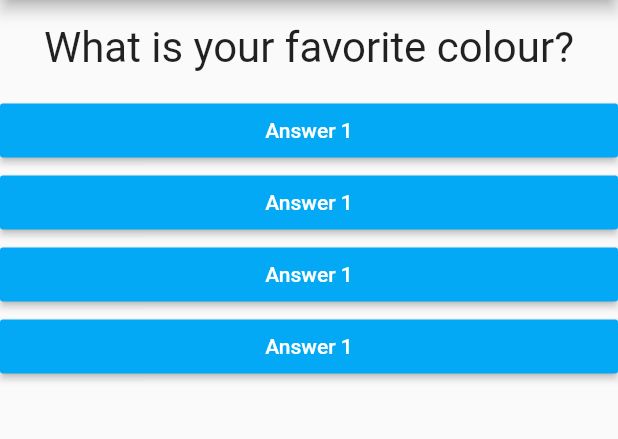
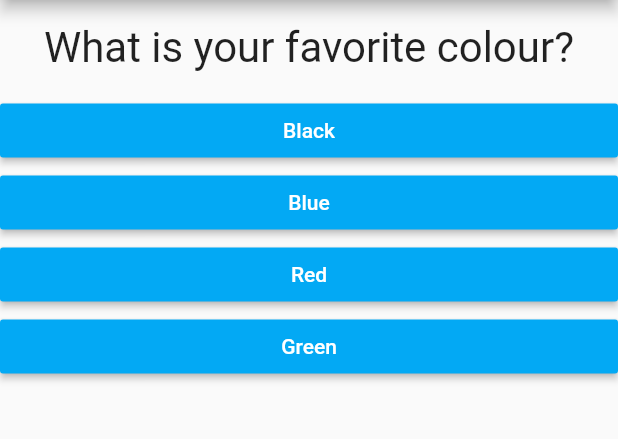
Before and after one commit to Si-D/Flutter, a Flutter app: the screen it shows after launch, on a phone screen of 412 x 824 dp, the part 84-523 px from its top. Run offline on Flutter 3.47's test engine with Material 2 defaults, Android fonts, the phone set to English and light mode, and no system bars.

Commit message:
more changes

```diff
--- a/first_app/lib/answers.dart
+++ b/first_app/lib/answers.dart
@@ -11,7 +11,7 @@ class Answer extends StatelessWidget {
       width: double.infinity,
       child: RaisedButton(
         color: Colors.lightBlue,
-        child: Text('Answer 1'),
+        child: Text(answerText),
         textColor: Colors.white,
         onPressed: stateHandler,
       ),
--- a/first_app/lib/main.dart
+++ b/first_app/lib/main.dart
@@ -16,30 +16,35 @@ class MyApp extends StatefulWidget {
 }
 
 class _MyAppState extends State<MyApp> {
-  var _questionIndex = 0;
-  void _answerQuestion() {
-    setState(() {
-      _questionIndex = _questionIndex + 1;
-    });
-    print(_questionIndex);
-  }
-
-  @override
-  Widget build(BuildContext context) {
-    var questions = [
+  static const questions = [
       {
         'questionText': 'What is your favorite colour?',
         'answers': ['Black', 'Blue', 'Red', 'Green'],
       },
       {
         'questionText': 'What is your favorite car?',
-        'answers': ['Black', 'Blue', 'Red', 'Green'],
+        'answers': ['Tesla', 'Lambo', 'Swift', 'Accent'],
       },
       {
         'questionText': 'What is your favorite food?',
-        'answers': ['Black', 'Blue', 'Red', 'Green'],
+        'answers': ['Lasagna', 'Apple', 'Avocado', 'Spinach'],
       }
     ];
+  var _questionIndex = 0;
+  void _answerQuestion() {
+
+    setState(() {
+      _questionIndex = _questionIndex + 1;
+    });
+    print(_questionIndex);
+    if(_questionIndex < questions.length){
+      print('We have more questions');
+    }
+  }
+
+  @override
+  Widget build(BuildContext context) {
+
     return MaterialApp(
       home: Scaffold(
         appBar: AppBar(
```
